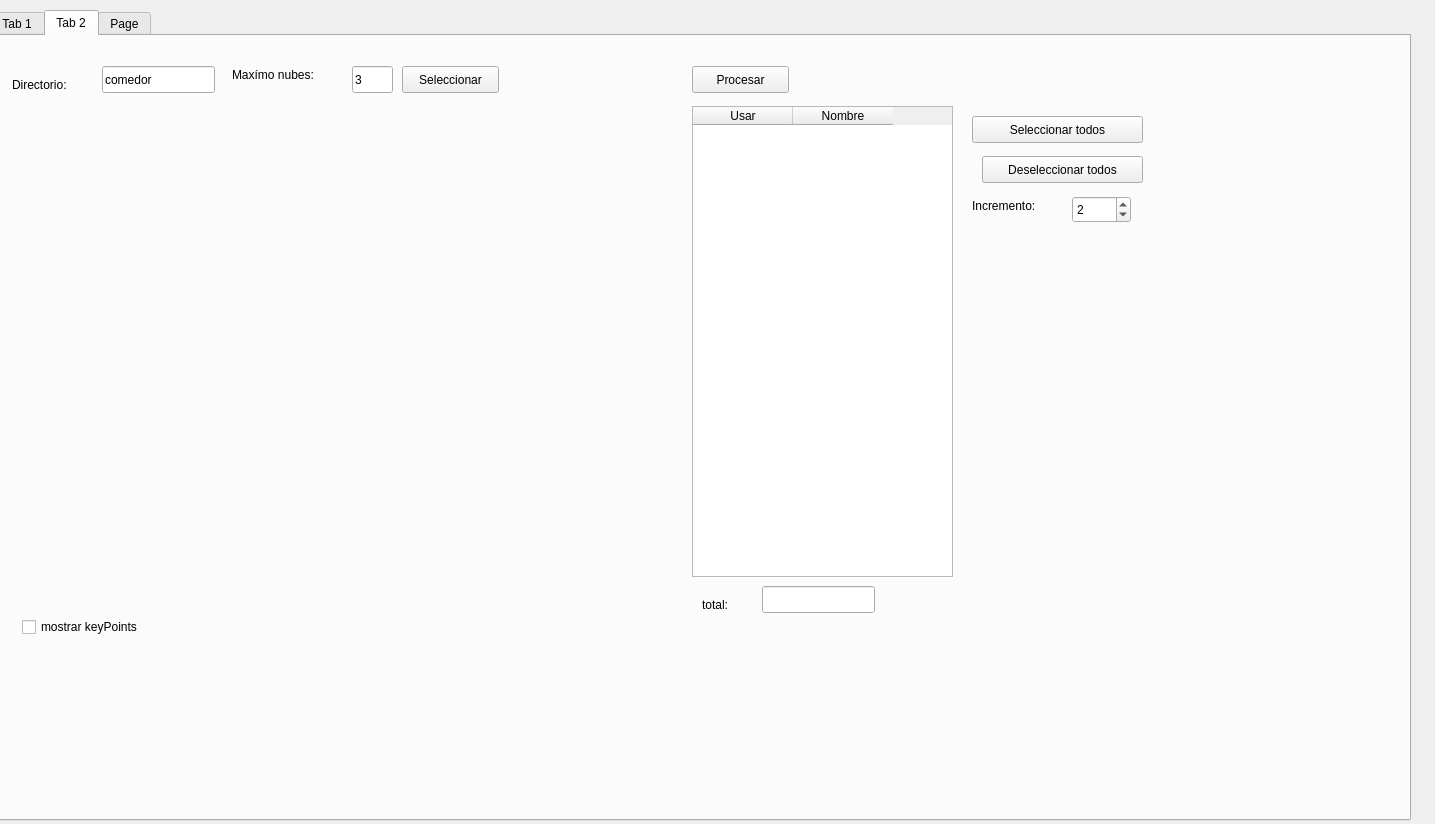
Qt form Guetta.ui (aebsubis/project-guetta) before a commit.
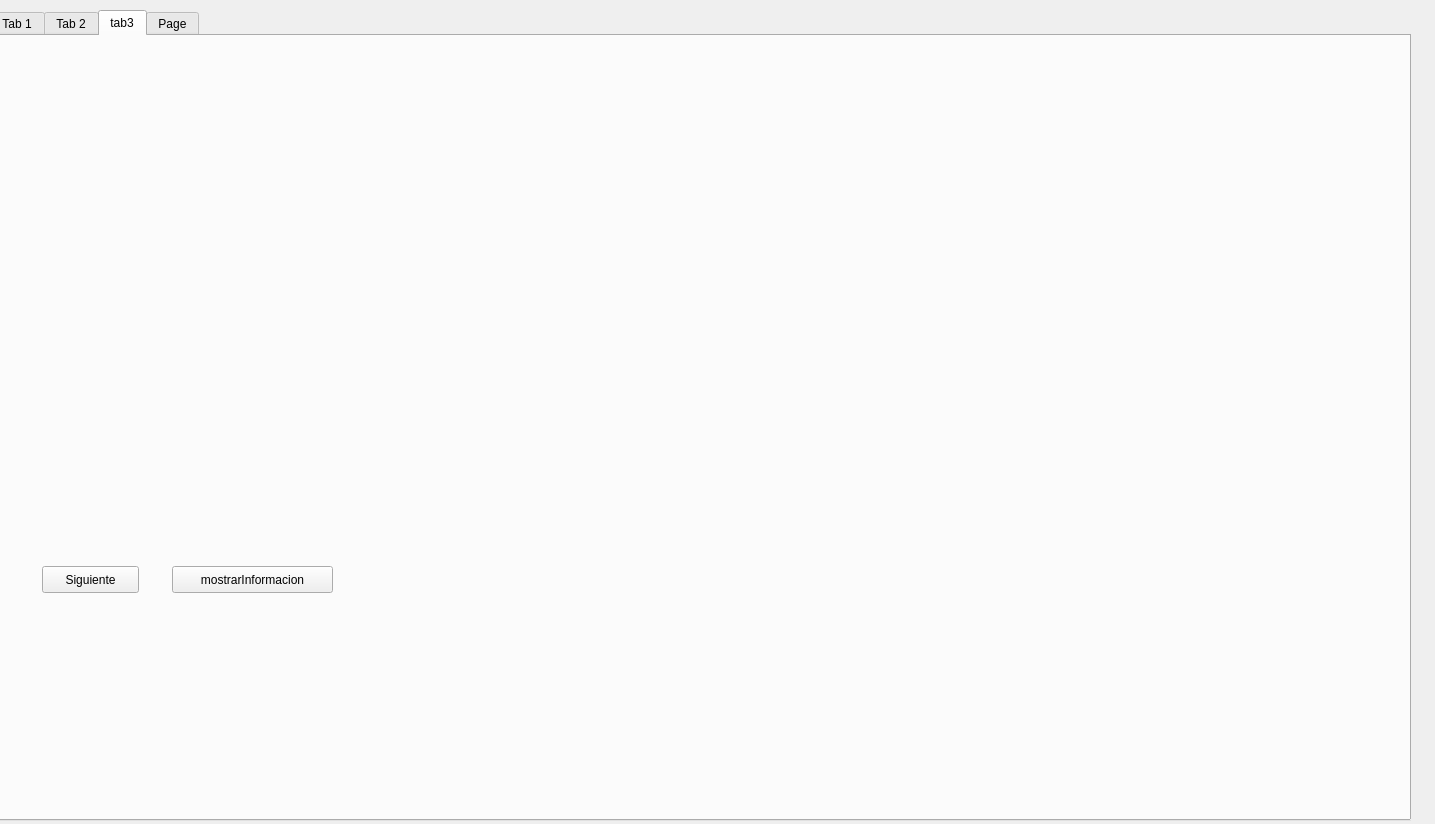
The same form after that commit.

Diff of the .ui file:
```diff
--- a/Guetta.ui
+++ b/Guetta.ui
@@ -23,7 +23,7 @@
     </rect>
    </property>
    <property name="currentIndex">
-    <number>1</number>
+    <number>2</number>
    </property>
    <widget class="QWidget" name="tab">
     <attribute name="title">
@@ -386,7 +386,7 @@
       </rect>
      </property>
      <property name="text">
-      <string>comedor</string>
+      <string>sala</string>
      </property>
     </widget>
     <widget class="QPushButton" name="pushButton_seleccionarDirectorio">
@@ -466,7 +466,7 @@
       </rect>
      </property>
      <property name="text">
-      <string>3</string>
+      <string>6</string>
      </property>
     </widget>
     <widget class="QLabel" name="label_13">
@@ -565,6 +565,67 @@
      </property>
     </widget>
    </widget>
+   <widget class="QWidget" name="tab_6">
+    <attribute name="title">
+     <string>tab3</string>
+    </attribute>
+    <widget class="QWidget" name="gridLayoutWidget_4">
+     <property name="geometry">
+      <rect>
+       <x>10</x>
+       <y>20</y>
+       <width>661</width>
+       <height>491</height>
+      </rect>
+     </property>
+     <layout class="QGridLayout" name="gridLayout_4">
+      <property name="sizeConstraint">
+       <enum>QLayout::SetMaximumSize</enum>
+      </property>
+     </layout>
+    </widget>
+    <widget class="QWidget" name="gridLayoutWidget_5">
+     <property name="geometry">
+      <rect>
+       <x>700</x>
+       <y>20</y>
+       <width>661</width>
+       <height>491</height>
+      </rect>
+     </property>
+     <layout class="QGridLayout" name="gridLayout_5">
+      <property name="sizeConstraint">
+       <enum>QLayout::SetMaximumSize</enum>
+      </property>
+     </layout>
+    </widget>
+    <widget class="QPushButton" name="pushButton_siguiente">
+     <property name="geometry">
+      <rect>
+       <x>50</x>
+       <y>530</y>
+       <width>97</width>
+       <height>27</height>
+      </rect>
+     </property>
+     <property name="text">
+      <string>Siguiente</string>
+     </property>
+    </widget>
+    <widget class="QPushButton" name="pushButton_info">
+     <property name="geometry">
+      <rect>
+       <x>180</x>
+       <y>530</y>
+       <width>161</width>
+       <height>27</height>
+      </rect>
+     </property>
+     <property name="text">
+      <string>mostrarInformacion</string>
+     </property>
+    </widget>
+   </widget>
    <widget class="QWidget" name="tab_5">
     <attribute name="title">
      <string>Page</string>
```
